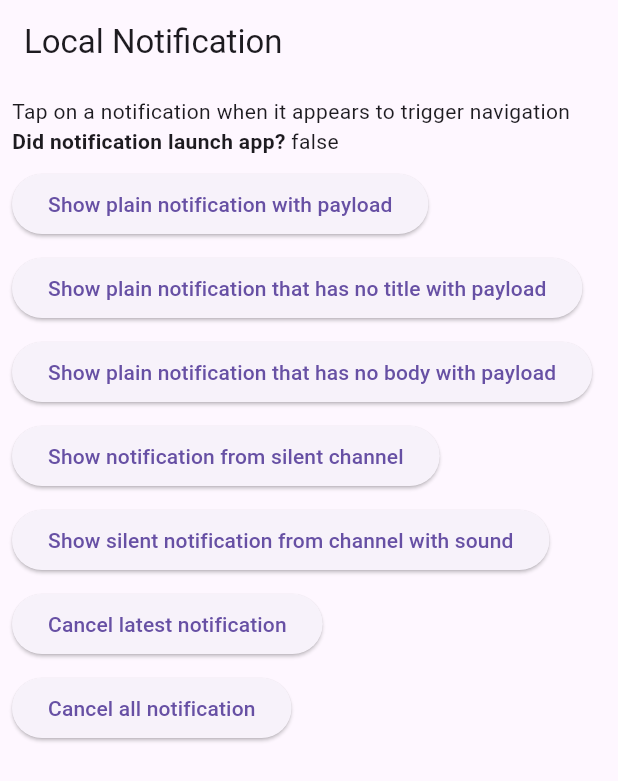
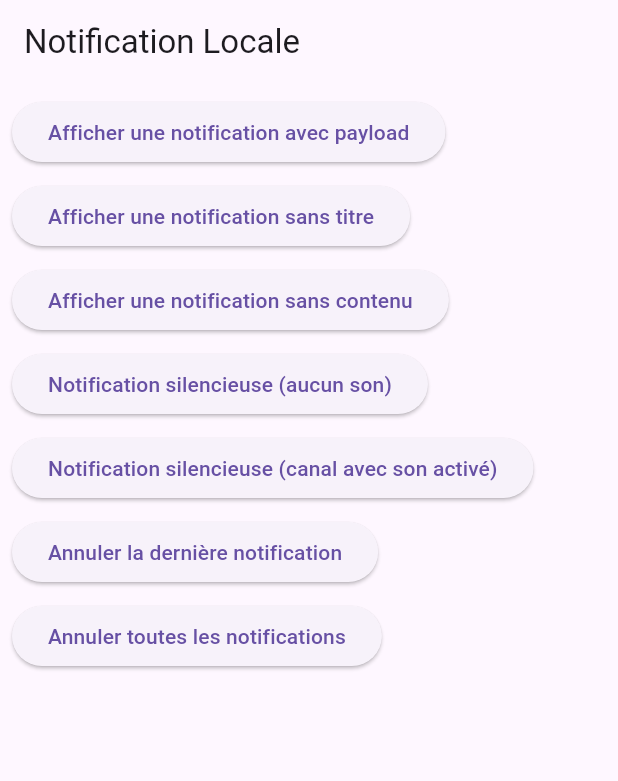
Before and after one commit to brahamax1209/Flutter, a Flutter app: the screen it shows after launch, on a phone screen of 412 x 824 dp. Shown: the top 781 px of the screen. Run offline on Flutter 3.47's test engine with Material 3 defaults, Android fonts, the phone set to English and light mode, and no system bars; our stand-ins replace flutter_local_notifications.

Commit message:
notification locale

```diff
--- a/01_notifications/notification_local/lib/main.dart
+++ b/01_notifications/notification_local/lib/main.dart
@@ -1,7 +1,6 @@
 import 'dart:async';
 import 'dart:io';
 import 'package:flutter/material.dart';
-import 'package:flutter/services.dart';
 import 'package:flutter_local_notifications/flutter_local_notifications.dart';
 import 'padded_button.dart';
 import 'plugin.dart';
@@ -9,23 +8,13 @@ import 'plugin.dart';
 final StreamController<NotificationResponse> selectNotificationStream =
 StreamController<NotificationResponse>.broadcast();
 
-const MethodChannel platform =
-MethodChannel('dexterx.dev/flutter_local_notifications_example');
-
-const String portName = 'notification_send_port';
-
 String? selectedNotificationPayload;
-
-const String urlLaunchActionId = 'id_1';
-const String navigationActionId = 'id_3';
-
 int _id = 0;
-
 
 Future<void> main() async {
   WidgetsFlutterBinding.ensureInitialized();
 
-  const initializationSettings = InitializationSettings(
+  const paramInit = InitializationSettings(
     android: AndroidInitializationSettings('app_icon'),
     iOS: DarwinInitializationSettings(
       requestAlertPermission: false,
@@ -35,7 +24,7 @@ Future<void> main() async {
   );
 
   await flutterLocalNotificationsPlugin.initialize(
-    initializationSettings,
+    paramInit,
     onDidReceiveNotificationResponse: selectNotificationStream.add,
   );
 
@@ -72,16 +61,15 @@ class HomePage extends StatefulWidget {
 }
 
 class HomePageState extends State<HomePage> {
-
   @override
   void initState() {
     super.initState();
-    _isAndroidPermissionGranted();
-    _requestPermissions();
-    _configureSelectNotificationSubject();
+    _verifierPermissionAndroid();
+    _demanderPermissions();
+    _ecouterNotification();
   }
 
-  Future<void> _isAndroidPermissionGranted() async {
+  Future<void> _verifierPermissionAndroid() async {
     if (Platform.isAndroid) {
       await flutterLocalNotificationsPlugin
           .resolvePlatformSpecificImplementation<
@@ -91,7 +79,7 @@ class HomePageState extends State<HomePage> {
     }
   }
 
-  Future<void> _requestPermissions() async {
+  Future<void> _demanderPermissions() async {
     if (Platform.isIOS) {
       await flutterLocalNotificationsPlugin
           .resolvePlatformSpecificImplementation<
@@ -105,11 +93,11 @@ class HomePageState extends State<HomePage> {
     }
   }
 
-  void _configureSelectNotificationSubject() {
-    selectNotificationStream.stream.listen(_handleNotificationResponse);
+  void _ecouterNotification() {
+    selectNotificationStream.stream.listen(_gererNotification);
   }
 
-  void _handleNotificationResponse(NotificationResponse? response) {
+  void _gererNotification(NotificationResponse? response) {
     if (!mounted) return;
     Navigator.of(context).push(
       MaterialPageRoute(
@@ -126,75 +114,58 @@ class HomePageState extends State<HomePage> {
 
   @override
   Widget build(BuildContext context) => Scaffold(
-    appBar: AppBar(title: const Text('Local Notification')),
+    appBar: AppBar(title: const Text('Notification Locale')),
     body: SingleChildScrollView(
       padding: const EdgeInsets.all(8),
       child: Column(
         crossAxisAlignment: CrossAxisAlignment.start,
         children: [
-          const Text(
-            'Tap on a notification when it appears to trigger navigation',
-          ),
-          _InfoValueString(
-            title: 'Did notification launch app?',
-            value: widget.didNotificationLaunchApp,
-          ),
-          if (widget.didNotificationLaunchApp)
-            ..._buildLaunchDetails(),
           PaddedElevatedButton(
-            buttonText: 'Show plain notification with payload',
-            onPressed: () => _showNotification(title: 'plain title', body: 'plain body'),
+            buttonText: 'Afficher une notification avec payload',
+            onPressed: () =>
+                _afficherNotification(titre: 'Titre simple', corps: 'Contenu simple'),
           ),
           PaddedElevatedButton(
-            buttonText: 'Show plain notification that has no title with payload',
-            onPressed: () => _showNotification(body: 'plain body'),
+            buttonText: 'Afficher une notification sans titre',
+            onPressed: () => _afficherNotification(corps: 'Contenu simple'),
           ),
           PaddedElevatedButton(
-            buttonText: 'Show plain notification that has no body with payload',
-            onPressed: () => _showNotification(title: 'plain title'),
+            buttonText: 'Afficher une notification sans contenu',
+            onPressed: () => _afficherNotification(titre: 'Titre simple'),
           ),
           PaddedElevatedButton(
-            buttonText: 'Show notification from silent channel',
-            onPressed: () => _showNotification(title: 'Silent', body: 'Shhh', playSound: false),
+            buttonText: 'Notification silencieuse (aucun son)',
+            onPressed: () =>
+                _afficherNotification(titre: 'Silencieuse', corps: 'Chut', playSound: false),
           ),
           PaddedElevatedButton(
-            buttonText: 'Show silent notification from channel with sound',
-            onPressed: () => _showNotification(title: 'Shh', body: 'Silent', silent: true),
+            buttonText: 'Notification silencieuse (canal avec son activé)',
+            onPressed: () =>
+                _afficherNotification(titre: 'Shh', corps: 'Silencieux', silent: true),
           ),
           PaddedElevatedButton(
-            buttonText: 'Cancel latest notification',
-            onPressed: _cancelNotification,
+            buttonText: 'Annuler la dernière notification',
+            onPressed: _annulerNotification,
           ),
           PaddedElevatedButton(
-            buttonText: 'Cancel all notification',
-            onPressed: _cancelAllNotifications,
+            buttonText: 'Annuler toutes les notifications',
+            onPressed: _annulerToutesNotifications,
           ),
         ],
       ),
     ),
   );
 
-  List<Widget> _buildLaunchDetails() {
-    final response = widget.notificationAppLaunchDetails!.notificationResponse;
-    return [
-      const Text('Launch notification details'),
-      _InfoValueString(title: 'Notification id', value: response?.id),
-      _InfoValueString(title: 'Action id', value: response?.actionId),
-      _InfoValueString(title: 'Input', value: response?.input),
-      _InfoValueString(title: 'Payload:', value: response?.payload),
-    ];
-  }
-
-  Future<void> _showNotification({
-    String? title,
-    String? body,
+  Future<void> _afficherNotification({
+    String? titre,
+    String? corps,
     bool playSound = true,
     bool silent = false,
   }) async {
     final androidDetails = AndroidNotificationDetails(
-      'your channel id',
-      'your channel name',
-      channelDescription: 'your channel description',
+      'canal_id',
+      'canal_nom',
+      channelDescription: 'Description du canal',
       importance: Importance.max,
       priority: Priority.high,
       ticker: 'ticker',
@@ -202,27 +173,27 @@ class HomePageState extends State<HomePage> {
       silent: silent,
     );
 
-    final iOSDetails = DarwinNotificationDetails(presentSound: playSound);
+    final iosDetails = DarwinNotificationDetails(presentSound: playSound);
 
     final details = NotificationDetails(
       android: androidDetails,
-      iOS: iOSDetails,
+      iOS: iosDetails,
     );
 
     await flutterLocalNotificationsPlugin.show(
       _id++,
-      title,
-      body,
+      titre,
+      corps,
       details,
       payload: 'item x',
     );
   }
 
-  Future<void> _cancelNotification() async {
+  Future<void> _annulerNotification() async {
     await flutterLocalNotificationsPlugin.cancel(--_id);
   }
 
-  Future<void> _cancelAllNotifications() async {
+  Future<void> _annulerToutesNotifications() async {
     await flutterLocalNotificationsPlugin.cancelAll();
   }
 }
@@ -237,42 +208,19 @@ class SecondPage extends StatelessWidget {
 
   @override
   Widget build(BuildContext context) => Scaffold(
-    appBar: AppBar(title: const Text('Second Screen')),
+    appBar: AppBar(title: const Text('Deuxième Écran')),
     body: Center(
       child: Column(
         mainAxisSize: MainAxisSize.min,
         children: [
-          Text('payload ${payload ?? ''}'),
-          Text('data ${data ?? ''}'),
+          Text('Payload : ${payload ?? ''}'),
+          Text('Données : ${data ?? ''}'),
           ElevatedButton(
             onPressed: () => Navigator.pop(context),
-            child: const Text('Go back!'),
+            child: const Text('Retour'),
           ),
         ],
       ),
     ),
   );
 }
-
-class _InfoValueString extends StatelessWidget {
-  const _InfoValueString({required this.title, required this.value});
-
-  final String title;
-  final Object? value;
-
-  @override
-  Widget build(BuildContext context) => Padding(
-    padding: const EdgeInsets.only(bottom: 8),
-    child: Text.rich(
-      TextSpan(
-        children: [
-          TextSpan(
-            text: '$title ',
-            style: const TextStyle(fontWeight: FontWeight.bold),
-          ),
-          TextSpan(text: '$value'),
-        ],
-      ),
-    ),
-  );
-}
```
